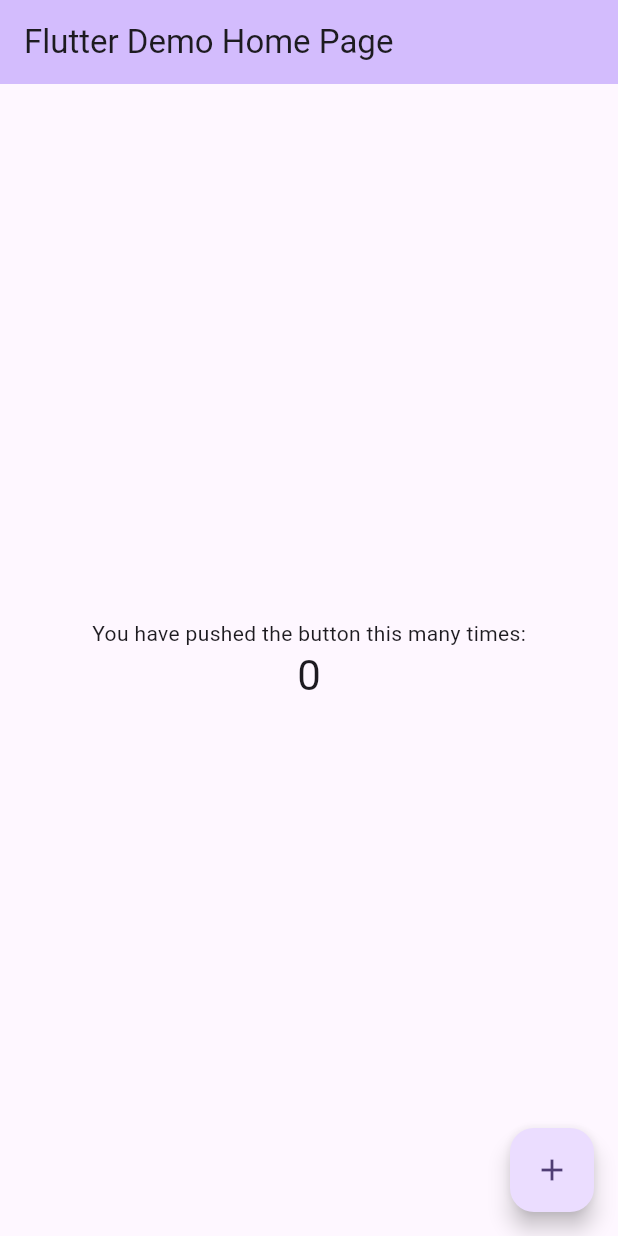
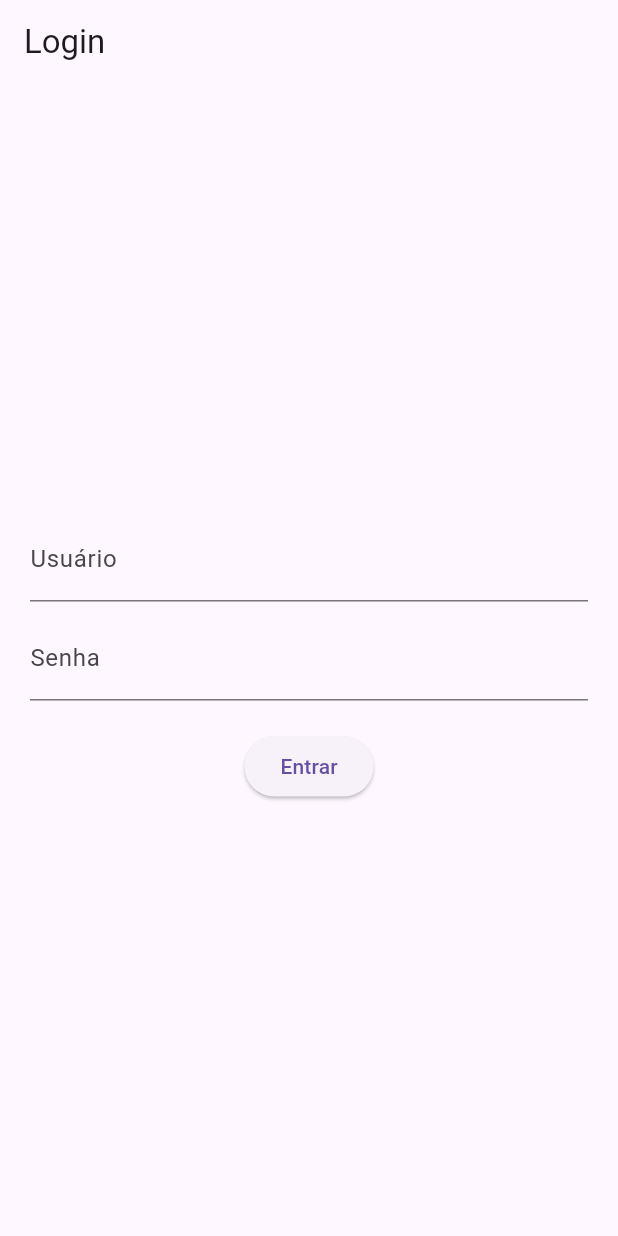
Before and after one commit to BrunoCardoso12/Flutter-Login, a Flutter app: the screen it shows after launch, on a phone screen of 412 x 824 dp. Run offline on Flutter 3.47's test engine with Material 3 defaults, Android fonts, the phone set to English and light mode, and no system bars.

Commit message:
Criado o login para o projeto

```diff
--- a/lib/main.dart
+++ b/lib/main.dart
@@ -7,119 +7,72 @@ void main() {
 class MyApp extends StatelessWidget {
   const MyApp({super.key});
 
-  // This widget is the root of your application.
   @override
   Widget build(BuildContext context) {
     return MaterialApp(
-      title: 'Flutter Demo',
-      theme: ThemeData(
-        // This is the theme of your application.
-        //
-        // TRY THIS: Try running your application with "flutter run". You'll see
-        // the application has a purple toolbar. Then, without quitting the app,
-        // try changing the seedColor in the colorScheme below to Colors.green
-        // and then invoke "hot reload" (save your changes or press the "hot
-        // reload" button in a Flutter-supported IDE, or press "r" if you used
-        // the command line to start the app).
-        //
-        // Notice that the counter didn't reset back to zero; the application
-        // state is not lost during the reload. To reset the state, use hot
-        // restart instead.
-        //
-        // This works for code too, not just values: Most code changes can be
-        // tested with just a hot reload.
-        colorScheme: ColorScheme.fromSeed(seedColor: Colors.deepPurple),
-        useMaterial3: true,
-      ),
-      home: const MyHomePage(title: 'Flutter Demo Home Page'),
+      title: 'Login Demo',
+      debugShowCheckedModeBanner: false,
+      theme: ThemeData(primarySwatch: Colors.blue),
+      home: const LoginPage(),
     );
   }
 }
 
-class MyHomePage extends StatefulWidget {
-  const MyHomePage({super.key, required this.title});
-
-  // This widget is the home page of your application. It is stateful, meaning
-  // that it has a State object (defined below) that contains fields that affect
-  // how it looks.
-
-  // This class is the configuration for the state. It holds the values (in this
-  // case the title) provided by the parent (in this case the App widget) and
-  // used by the build method of the State. Fields in a Widget subclass are
-  // always marked "final".
-
-  final String title;
+class LoginPage extends StatefulWidget {
+  const LoginPage({super.key});
 
   @override
-  State<MyHomePage> createState() => _MyHomePageState();
+  State<LoginPage> createState() => _LoginPageState();
 }
 
-class _MyHomePageState extends State<MyHomePage> {
-  int _counter = 0;
+class _LoginPageState extends State<LoginPage> {
+  final TextEditingController _usernameController = TextEditingController();
+  final TextEditingController _passwordController = TextEditingController();
 
-  void _incrementCounter() {
-    setState(() {
-      // This call to setState tells the Flutter framework that something has
-      // changed in this State, which causes it to rerun the build method below
-      // so that the display can reflect the updated values. If we changed
-      // _counter without calling setState(), then the build method would not be
-      // called again, and so nothing would appear to happen.
-      _counter++;
-    });
+  void _login() {
+    String username = _usernameController.text;
+    String password = _passwordController.text;
+
+    if (username == "admin" && password == "1234") {
+      ScaffoldMessenger.of(context).showSnackBar(
+        const SnackBar(content: Text("Login realizado com sucesso!")),
+      );
+      // Aqui você poderia navegar para outra tela
+      // Navigator.push(context, MaterialPageRoute(builder: (context) => HomePage()));
+    } else {
+      ScaffoldMessenger.of(context).showSnackBar(
+        const SnackBar(content: Text("Usuário ou senha incorretos")),
+      );
+    }
   }
 
   @override
   Widget build(BuildContext context) {
-    // This method is rerun every time setState is called, for instance as done
-    // by the _incrementCounter method above.
-    //
-    // The Flutter framework has been optimized to make rerunning build methods
-    // fast, so that you can just rebuild anything that needs updating rather
-    // than having to individually change instances of widgets.
     return Scaffold(
-      appBar: AppBar(
-        // TRY THIS: Try changing the color here to a specific color (to
-        // Colors.amber, perhaps?) and trigger a hot reload to see the AppBar
-        // change color while the other colors stay the same.
-        backgroundColor: Theme.of(context).colorScheme.inversePrimary,
-        // Here we take the value from the MyHomePage object that was created by
-        // the App.build method, and use it to set our appbar title.
-        title: Text(widget.title),
-      ),
-      body: Center(
-        // Center is a layout widget. It takes a single child and positions it
-        // in the middle of the parent.
+      appBar: AppBar(title: const Text("Login")),
+      body: Padding(
+        padding: const EdgeInsets.all(20),
         child: Column(
-          // Column is also a layout widget. It takes a list of children and
-          // arranges them vertically. By default, it sizes itself to fit its
-          // children horizontally, and tries to be as tall as its parent.
-          //
-          // Column has various properties to control how it sizes itself and
-          // how it positions its children. Here we use mainAxisAlignment to
-          // center the children vertically; the main axis here is the vertical
-          // axis because Columns are vertical (the cross axis would be
-          // horizontal).
-          //
-          // TRY THIS: Invoke "debug painting" (choose the "Toggle Debug Paint"
-          // action in the IDE, or press "p" in the console), to see the
-          // wireframe for each widget.
           mainAxisAlignment: MainAxisAlignment.center,
-          children: <Widget>[
-            const Text(
-              'You have pushed the button this many times:',
+          children: [
+            TextField(
+              controller: _usernameController,
+              decoration: const InputDecoration(labelText: "Usuário"),
             ),
-            Text(
-              '$_counter',
-              style: Theme.of(context).textTheme.headlineMedium,
+            const SizedBox(height: 10),
+            TextField(
+              controller: _passwordController,
+              decoration: const InputDecoration(labelText: "Senha"),
+              obscureText: true,
+            ),
+            const SizedBox(height: 20),
+            ElevatedButton(
+              onPressed: _login,
+              child: const Text("Entrar"),
             ),
           ],
         ),
       ),
-      floatingActionButton: FloatingActionButton(
-        onPressed: _incrementCounter,
-        tooltip: 'Increment',
-        child: const Icon(Icons.add),
-      ), // This trailing comma makes auto-formatting nicer for build methods.
     );
   }
 }
```
